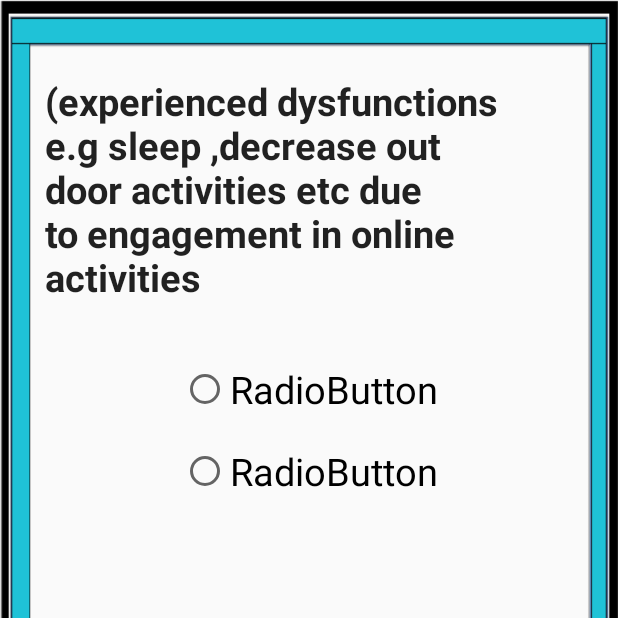
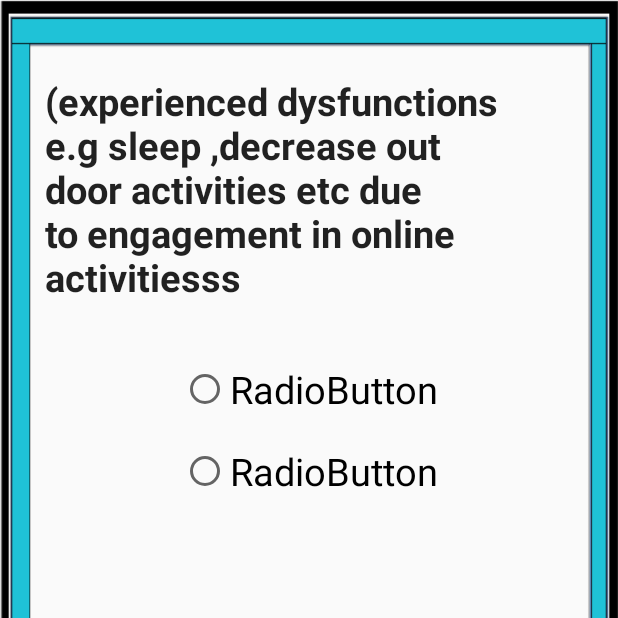
Before and after one commit to WillofD/Clinic-App-master, an Android app: the QuizActivity screen opened directly, with no data from a screen before it, on a phone screen of 412 x 824 dp, the top half of it. Run offline under Robolectric (Android 15) with nearby library versions, the phone set to English and light mode, and no system bars; 13 statements that could not run were skipped.

Commit message:
.changed text

```diff
--- a/app/src/main/res/layout/activity_quiz.xml
+++ b/app/src/main/res/layout/activity_quiz.xml
@@ -30,7 +30,7 @@
              android:id="@+id/textView1"
              android:layout_width="match_parent"
              android:layout_height="wrap_content"
-             android:text="(experienced dysfunctions e.g sleep ,decrease out door activities etc due to engagement in online activities"
+             android:text="(experienced dysfunctions e.g sleep ,decrease out door activities etc due to engagement in online activitiesss"
               android:paddingLeft="30dp"
              android:paddingRight="30dp"
              android:paddingTop="20dp"
```
